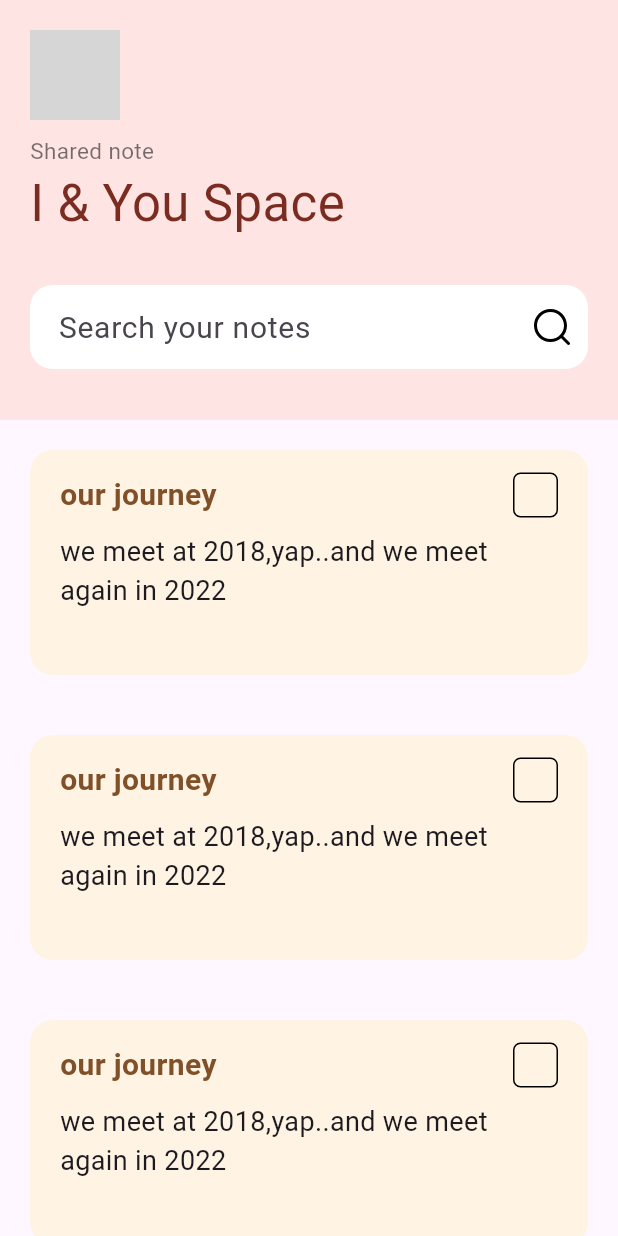
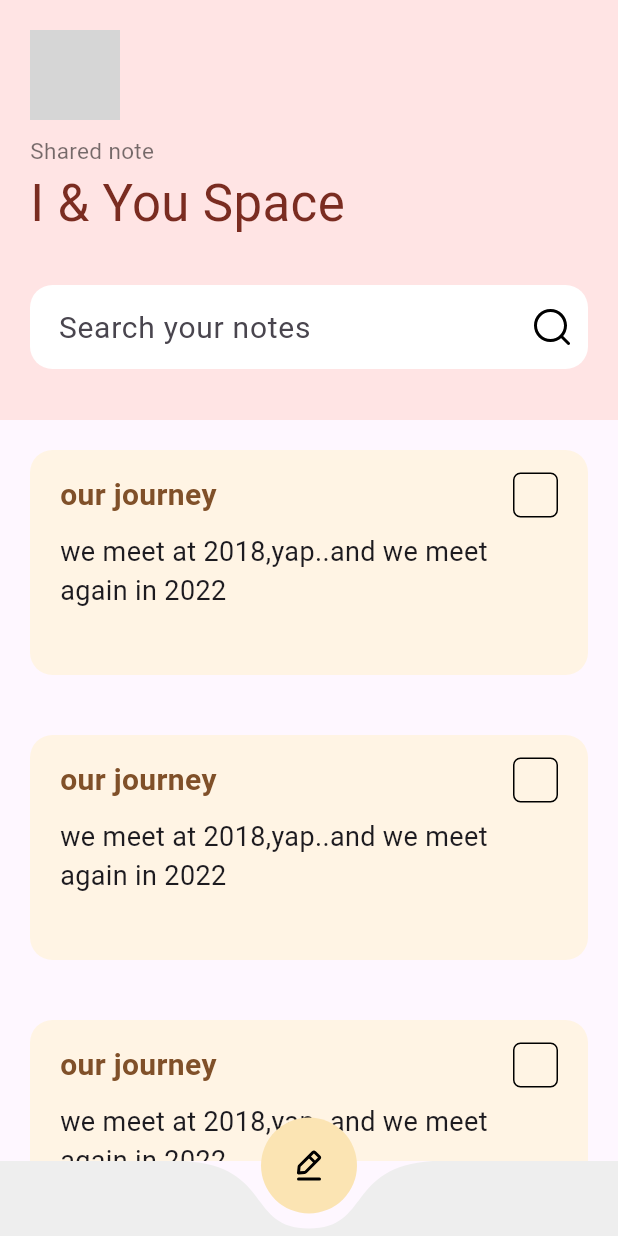
Before and after one commit to muhammedAnjoom/flutter_advance, a Flutter app: the screen it shows after launch, on a phone screen of 412 x 824 dp. Run offline on Flutter 3.47's test engine with Material 2 defaults, Android fonts, the phone set to English and light mode, and no system bars; drawn by our look-alikes of curved_navigation_bar, flutter_slidable; our stand-ins replace dio, flutter_svg, gallery_saver, google_fonts, image_picker, shared_preferences; network calls fail; grey boxes are pictures that could not be loaded.

Commit message:
all ui completed

```diff
--- a/todo_list/lib/view/add_todo.dart
+++ b/todo_list/lib/view/add_todo.dart
@@ -13,6 +13,7 @@ class AddToDo extends StatelessWidget {
   @override
   Widget build(BuildContext context) {
     return Scaffold(
+      resizeToAvoidBottomInset: false,
       backgroundColor: Color(0xffFBF3E1),
       body: SafeArea(
         child: Container(
@@ -24,16 +25,16 @@ class AddToDo extends StatelessWidget {
                 mainAxisAlignment: MainAxisAlignment.spaceBetween,
                 children: [
                   IconButton(
-                      onPressed: ()=>Navigator.of(context).pop(),
+                      onPressed: () => Navigator.of(context).pop(),
                       icon: const Icon(
                         Icons.arrow_back_sharp,
                         size: 28,
                       )),
                   TextButton(
                       onPressed: () {
-                        switch(type){
+                        switch (type) {
                           case ActionType.addTodo:
-                          //  addNote
+                            //  addNote
                             break;
                           case ActionType.editTodo:
                             //  edittodo
--- a/todo_list/lib/view/home_screen.dart
+++ b/todo_list/lib/view/home_screen.dart
@@ -2,16 +2,39 @@ import 'package:flutter/material.dart';
 import 'package:flutter_slidable/flutter_slidable.dart';
 import 'package:flutter_svg/flutter_svg.dart';
 import 'package:todo_list/view/add_todo.dart';
+import 'package:curved_navigation_bar/curved_navigation_bar.dart';
 
 class HomeScreen extends StatelessWidget {
   HomeScreen({super.key});
 
-  ValueNotifier<bool> checkTodo =ValueNotifier(false);
+  ValueNotifier<bool> checkTodo = ValueNotifier(false);
 
   @override
   Widget build(BuildContext context) {
     return Scaffold(
       resizeToAvoidBottomInset: false,
+      bottomNavigationBar: CurvedNavigationBar(
+        height: 50,
+        // index: 2,
+        backgroundColor: Colors.transparent,
+        buttonBackgroundColor: Color(0xfffbe4b3),
+        color: Colors.grey.shade200.withOpacity(0.99),
+        onTap: (value) => Navigator.of(context).push(MaterialPageRoute(
+            builder: (ctx) => AddToDo(
+                  type: ActionType.addTodo,
+                ))),
+        items: [
+          IconButton(
+            onPressed: () {},
+            icon: SvgPicture.asset(
+              "assets/icons/edit.svg",
+              fit: BoxFit.scaleDown,
+              width: 30,
+              height: 30,
+            ),
+          ),
+        ],
+      ),
       body: SafeArea(
         child: Column(
           children: [
@@ -156,25 +179,28 @@ class HomeScreen extends StatelessWidget {
                                           ),
                                           Spacer(),
                                           GestureDetector(
-                                            onTap: (){
-                                               checkTodo.value=!checkTodo.value;
+                                            onTap: () {
+                                              checkTodo.value =
+                                                  !checkTodo.value;
                                               checkTodo.notifyListeners();
                                               //  print(checkTodo.value);
                                             },
                                             child: ValueListenableBuilder(
                                                 valueListenable: checkTodo,
-                                              builder: (context,value,_) {
+                                                builder: (context, value, _) {
                                                   return Container(
                                                     width: 30,
                                                     height: 30,
                                                     decoration: BoxDecoration(
                                                         border: Border.all(),
                                                         borderRadius:
-                                                          BorderRadius.circular(5)),
-                                                  child: value? Icon(Icons.check):null,
+                                                            BorderRadius
+                                                                .circular(5)),
+                                                    child: value
+                                                        ? Icon(Icons.check)
+                                                        : null,
                                                   );
-                                              }
-                                            ),
+                                                }),
                                           )
                                         ],
                                       ),
--- a/todo_list/pubspec.yaml
+++ b/todo_list/pubspec.yaml
@@ -37,6 +37,7 @@ dependencies:
   cupertino_icons: ^1.0.2
   flutter_svg: ^2.0.7
   flutter_slidable: ^3.0.0
+  curved_navigation_bar: ^1.0.3
 
 dev_dependencies:
   flutter_test:
```
Also changed, not shown: todo_list/assets/icons/edit.svg (added), todo_list/pubspec.lock. Lines whose indentation alone changed are shown as unchanged.
